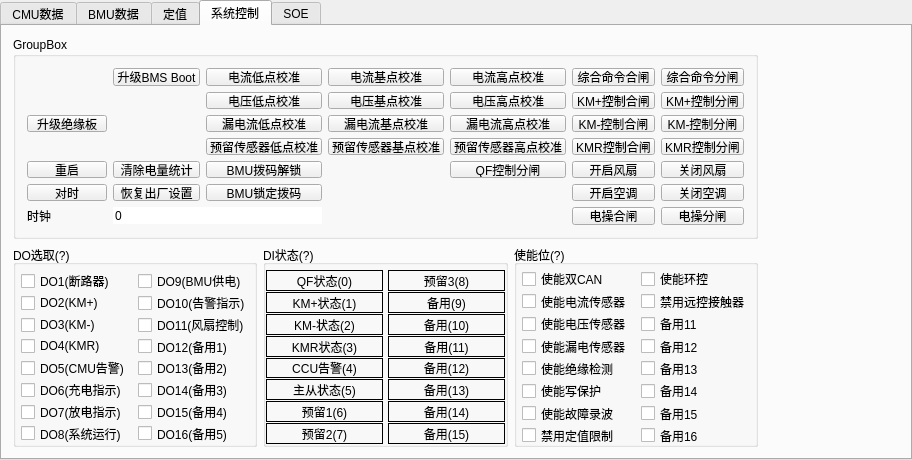
This is widget.ui in Shogpe/bmsTool as Qt 5 draws it before an edit. The edited form follows.
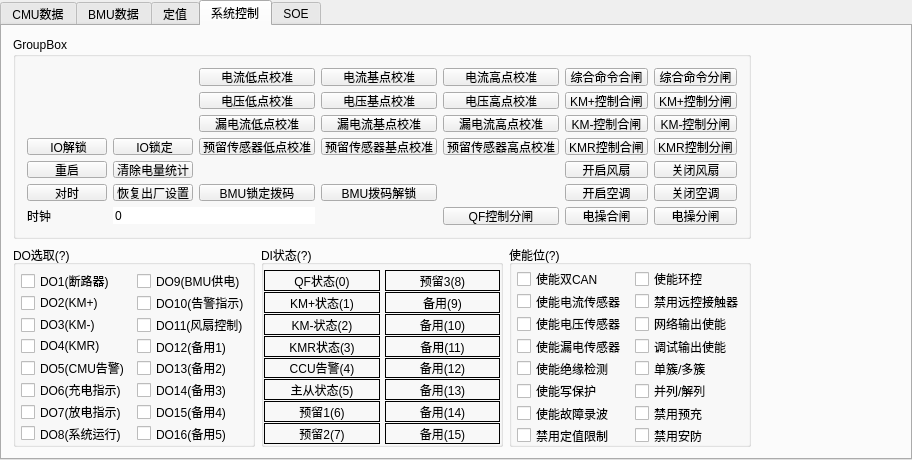
This is the edited form. The open tabs and pages were chosen to show the change. Custom widgets are drawn as their Qt base class.

Commit message: 新增IO解锁按钮

Diff of the .ui file:
```diff
--- a/widget.ui
+++ b/widget.ui
@@ -6772,19 +6772,6 @@
             </property>
            </widget>
           </item>
-          <item row="5" column="4">
-           <widget class="QPushButton" name="btnQFOFF">
-            <property name="sizePolicy">
-             <sizepolicy hsizetype="Preferred" vsizetype="Fixed">
-              <horstretch>0</horstretch>
-              <verstretch>0</verstretch>
-             </sizepolicy>
-            </property>
-            <property name="text">
-             <string>QF控制分闸</string>
-            </property>
-           </widget>
-          </item>
           <item row="1" column="5">
            <widget class="QPushButton" name="btnKMPON">
             <property name="sizePolicy">
@@ -6863,38 +6850,6 @@
             </property>
            </widget>
           </item>
-          <item row="0" column="1">
-           <widget class="QPushButton" name="btnDownBMSBoot">
-            <property name="sizePolicy">
-             <sizepolicy hsizetype="Preferred" vsizetype="Fixed">
-              <horstretch>0</horstretch>
-              <verstretch>0</verstretch>
-             </sizepolicy>
-            </property>
-            <property name="text">
-             <string>升级BMS Boot</string>
-            </property>
-           </widget>
-          </item>
-          <item row="2" column="0">
-           <widget class="QPushButton" name="btnUpIns">
-            <property name="sizePolicy">
-             <sizepolicy hsizetype="Preferred" vsizetype="Fixed">
-              <horstretch>0</horstretch>
-              <verstretch>0</verstretch>
-             </sizepolicy>
-            </property>
-            <property name="text">
-             <string>升级绝缘板</string>
-            </property>
-            <property name="default">
-             <bool>false</bool>
-            </property>
-            <property name="flat">
-             <bool>false</bool>
-            </property>
-           </widget>
-          </item>
           <item row="2" column="5">
            <widget class="QPushButton" name="btnKMNON">
             <property name="sizePolicy">
@@ -6947,19 +6902,6 @@
             </property>
            </widget>
           </item>
-          <item row="5" column="2">
-           <widget class="QPushButton" name="btnBMUUnlock">
-            <property name="sizePolicy">
-             <sizepolicy hsizetype="Preferred" vsizetype="Fixed">
-              <horstretch>0</horstretch>
-              <verstretch>0</verstretch>
-             </sizepolicy>
-            </property>
-            <property name="text">
-             <string>BMU拨码解锁</string>
-            </property>
-           </widget>
-          </item>
           <item row="6" column="2">
            <widget class="QPushButton" name="btnBMULock">
             <property name="sizePolicy">
@@ -7237,6 +7179,58 @@
             </property>
            </widget>
           </item>
+          <item row="4" column="0">
+           <widget class="QPushButton" name="btnIOunlock">
+            <property name="sizePolicy">
+             <sizepolicy hsizetype="Preferred" vsizetype="Fixed">
+              <horstretch>0</horstretch>
+              <verstretch>0</verstretch>
+             </sizepolicy>
+            </property>
+            <property name="text">
+             <string> IO解锁</string>
+            </property>
+           </widget>
+          </item>
+          <item row="4" column="1">
+           <widget class="QPushButton" name="btnIOlock">
+            <property name="sizePolicy">
+             <sizepolicy hsizetype="Preferred" vsizetype="Fixed">
+              <horstretch>0</horstretch>
+              <verstretch>0</verstretch>
+             </sizepolicy>
+            </property>
+            <property name="text">
+             <string> IO锁定</string>
+            </property>
+           </widget>
+          </item>
+          <item row="7" column="4">
+           <widget class="QPushButton" name="btnQFOFF">
+            <property name="sizePolicy">
+             <sizepolicy hsizetype="Preferred" vsizetype="Fixed">
+              <horstretch>0</horstretch>
+              <verstretch>0</verstretch>
+             </sizepolicy>
+            </property>
+            <property name="text">
+             <string>QF控制分闸</string>
+            </property>
+           </widget>
+          </item>
+          <item row="6" column="3">
+           <widget class="QPushButton" name="btnBMUUnlock">
+            <property name="sizePolicy">
+             <sizepolicy hsizetype="Preferred" vsizetype="Fixed">
+              <horstretch>0</horstretch>
+              <verstretch>0</verstretch>
+             </sizepolicy>
+            </property>
+            <property name="text">
+             <string>BMU拨码解锁</string>
+            </property>
+           </widget>
+          </item>
          </layout>
         </widget>
        </item>
@@ -7666,7 +7660,7 @@
           <item row="5" column="1">
            <widget class="QCheckBox" name="bFunc13">
             <property name="text">
-             <string>备用14</string>
+             <string>并列/解列</string>
             </property>
            </widget>
           </item>
@@ -7722,28 +7716,28 @@
           <item row="4" column="1">
            <widget class="QCheckBox" name="bFunc12">
             <property name="text">
-             <string>备用13</string>
+             <string>单簇/多簇</string>
             </property>
            </widget>
           </item>
           <item row="3" column="1">
            <widget class="QCheckBox" name="bFunc11">
             <property name="text">
-             <string>备用12</string>
+             <string>调试输出使能</string>
             </property>
            </widget>
           </item>
           <item row="2" column="1">
            <widget class="QCheckBox" name="bFunc10">
             <property name="text">
-             <string>备用11</string>
+             <string>网络输出使能</string>
             </property>
            </widget>
           </item>
           <item row="6" column="1">
            <widget class="QCheckBox" name="bFunc14">
             <property name="text">
-             <string>备用15</string>
+             <string>禁用预充</string>
             </property>
            </widget>
           </item>
@@ -7764,7 +7758,7 @@
           <item row="7" column="1">
            <widget class="QCheckBox" name="bFunc15">
             <property name="text">
-             <string>备用16</string>
+             <string>禁用安防</string>
             </property>
            </widget>
           </item>
```
Left out of the diff: 10 changed lines with no effect on the pictures. The commit also changes 6 other files.
